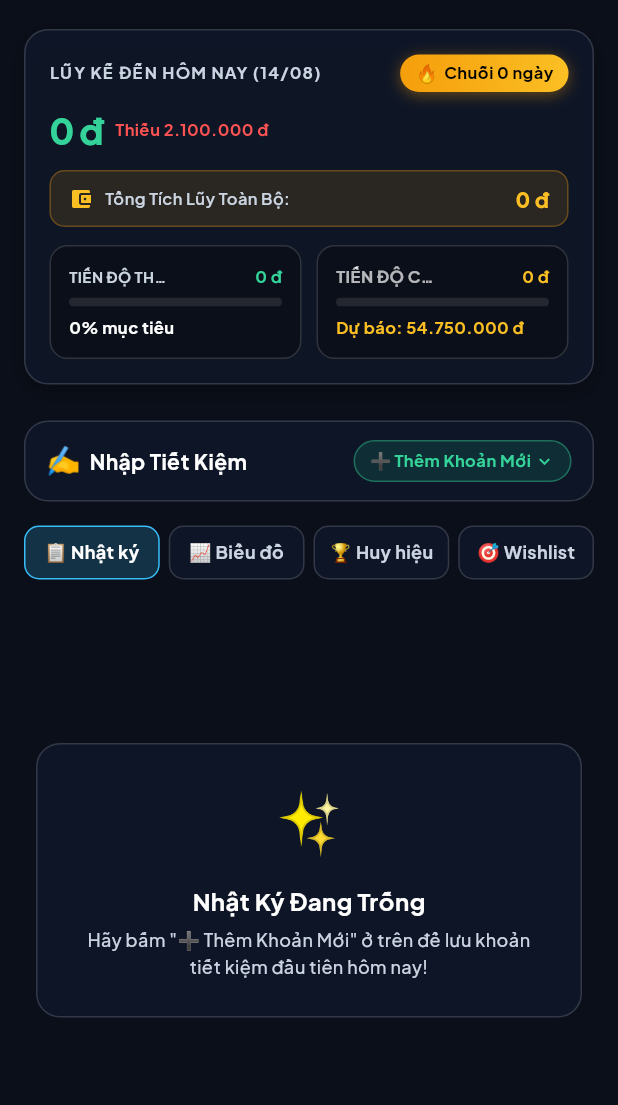
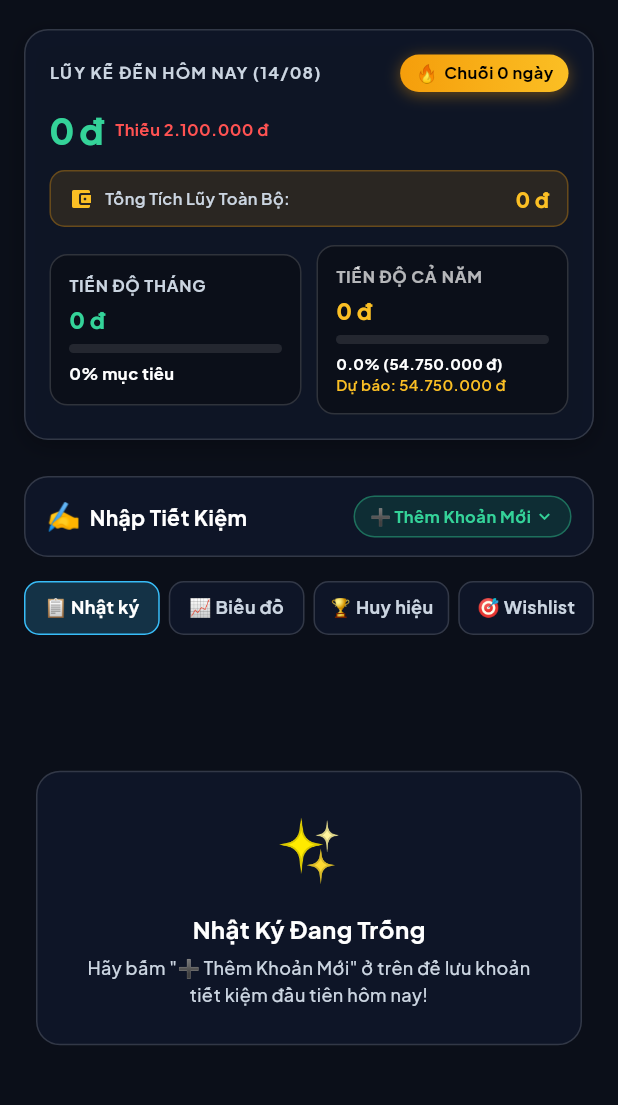
Before and after one commit to quocphungccq1911h/daily-savings-tracker, a Flutter app: the screen it shows once a user with an empty profile is signed in, on a phone screen of 412 x 824 dp, the part 67-1172 px from its top. Run offline on Flutter 3.47's test engine with Material 3 defaults, Android fonts, the phone set to English and light mode, and no system bars; our stand-ins replace fl_chart, flutter_riverpod, google_fonts, hive_flutter, supabase_flutter; accounts and stored records are empty.

Commit message:
feat: complete web & flutter app updates, responsive UI, and dynamic yearly target analytics

```diff
--- a/daily_savings_app/lib/presentation/widgets/overview_banner_card.dart
+++ b/daily_savings_app/lib/presentation/widgets/overview_banner_card.dart
@@ -25,12 +25,32 @@ class OverviewBannerCard extends ConsumerWidget {
     final double monthProgressPct = (monthTotal / monthlyTarget).clamp(0.0, 1.0);
     final double monthDiff = monthTotal - (dailyGoal * now.day);
 
-    // Year Forecast
-    final int daysInYear = (now.year % 4 == 0) ? 366 : 365;
-    final double avgDailyRate = state.entries.isEmpty
+    // Year Forecast & Active Days Target
+    final currentYearStr = '${now.year}';
+    final yearEntries = state.entries.where((e) => e.date.startsWith(currentYearStr)).toList();
+    DateTime earliestDateInYear = DateTime(now.year, 1, 1);
+    if (yearEntries.isNotEmpty) {
+      final dates = yearEntries
+          .map((e) => DateTime.tryParse(e.date))
+          .whereType<DateTime>()
+          .toList();
+      if (dates.isNotEmpty) {
+        final minDate = dates.reduce((a, b) => a.isBefore(b) ? a : b);
+        if (minDate.year == now.year) {
+          earliestDateInYear = minDate;
+        }
+      }
+    }
+
+    final endOfYear = DateTime(now.year, 12, 31);
+    final int activeYearDays = max(1, endOfYear.difference(earliestDateInYear).inDays + 1);
+    final double yearlyTarget = activeYearDays * dailyGoal;
+
+    final double realAvgRate = state.entries.isEmpty
         ? dailyGoal
         : lifetimeTotal / max(1, state.entries.length);
-    final double yearForecast = avgDailyRate * daysInYear;
+    final double yearForecast = realAvgRate * activeYearDays;
+    final double yearProgressPct = (lifetimeTotal / yearlyTarget).clamp(0.0, 1.0);
 
     return Container(
       margin: const EdgeInsets.symmetric(horizontal: 16, vertical: 8),
@@ -179,34 +199,23 @@ class OverviewBannerCard extends ConsumerWidget {
                   child: Column(
                     crossAxisAlignment: CrossAxisAlignment.start,
                     children: [
-                      Row(
-                        mainAxisAlignment: MainAxisAlignment.spaceBetween,
-                        children: [
-                          const Flexible(
-                            child: Text(
+                      const Text(
                         'TIẾN ĐỘ THÁNG',
-                              maxLines: 1,
-                              overflow: TextOverflow.ellipsis,
                         style: TextStyle(
-                                  fontSize: 10,
+                          fontSize: 11,
                           fontWeight: FontWeight.bold,
-                                  color: AppTheme.textMuted),
+                          color: AppTheme.textMuted,
+                          letterSpacing: 0.5,
                         ),
                       ),
-                          const SizedBox(width: 4),
-                          Flexible(
-                            child: FittedBox(
-                              fit: BoxFit.scaleDown,
-                              child: Text(
+                      const SizedBox(height: 4),
+                      Text(
                         Formatters.formatShortNumber(monthTotal),
                         style: const TextStyle(
-                                    fontSize: 11,
-                                    fontWeight: FontWeight.bold,
-                                    color: AppTheme.emeraldLight),
+                          fontSize: 15,
+                          fontWeight: FontWeight.w800,
+                          color: AppTheme.emeraldLight,
                         ),
-                            ),
-                          ),
-                        ],
                       ),
                       const SizedBox(height: 6),
                       ClipRRect(
@@ -246,41 +255,29 @@ class OverviewBannerCard extends ConsumerWidget {
                   child: Column(
                     crossAxisAlignment: CrossAxisAlignment.start,
                     children: [
-                      Row(
-                        mainAxisAlignment: MainAxisAlignment.spaceBetween,
-                        children: [
-                          const Flexible(
-                            child: Text(
+                      const Text(
                         'TIẾN ĐỘ CẢ NĂM',
-                              maxLines: 1,
-                              overflow: TextOverflow.ellipsis,
                         style: TextStyle(
                           fontSize: 11,
                           fontWeight: FontWeight.bold,
-                                  color: Colors.white70),
+                          color: Colors.white70,
+                          letterSpacing: 0.5,
                         ),
                       ),
-                          const SizedBox(width: 4),
-                          Flexible(
-                            child: FittedBox(
-                              fit: BoxFit.scaleDown,
-                              child: Text(
+                      const SizedBox(height: 4),
+                      Text(
                         Formatters.formatShortNumber(lifetimeTotal),
                         style: const TextStyle(
-                                    fontSize: 11,
-                                    fontWeight: FontWeight.bold,
-                                    color: AppTheme.amberGoldLight),
+                          fontSize: 15,
+                          fontWeight: FontWeight.w800,
+                          color: AppTheme.amberGoldLight,
                         ),
-                            ),
-                          ),
-                        ],
                       ),
                       const SizedBox(height: 6),
                       ClipRRect(
                         borderRadius: BorderRadius.circular(4),
                         child: LinearProgressIndicator(
-                          value: (lifetimeTotal / (dailyGoal * daysInYear))
-                              .clamp(0.0, 1.0),
+                          value: yearProgressPct,
                           minHeight: 6,
                           backgroundColor: Colors.white10,
                           valueColor: const AlwaysStoppedAnimation<Color>(
@@ -289,10 +286,18 @@ class OverviewBannerCard extends ConsumerWidget {
                       ),
                       const SizedBox(height: 6),
                       Text(
+                        '${(yearProgressPct * 100).toStringAsFixed(1)}% (${Formatters.formatShortNumber(yearlyTarget)})',
+                        style: const TextStyle(
+                          fontSize: 10,
+                          fontWeight: FontWeight.w700,
+                          color: Colors.white,
+                        ),
+                      ),
+                      Text(
                         'Dự báo: ${Formatters.formatShortNumber(yearForecast)}',
                         style: const TextStyle(
-                          fontSize: 11,
-                          fontWeight: FontWeight.w700,
+                          fontSize: 10,
+                          fontWeight: FontWeight.w600,
                           color: AppTheme.amberGoldLight,
                         ),
                       ),
```
Also changed, not shown: 2 other files. Lines whose indentation alone changed are shown as unchanged.
